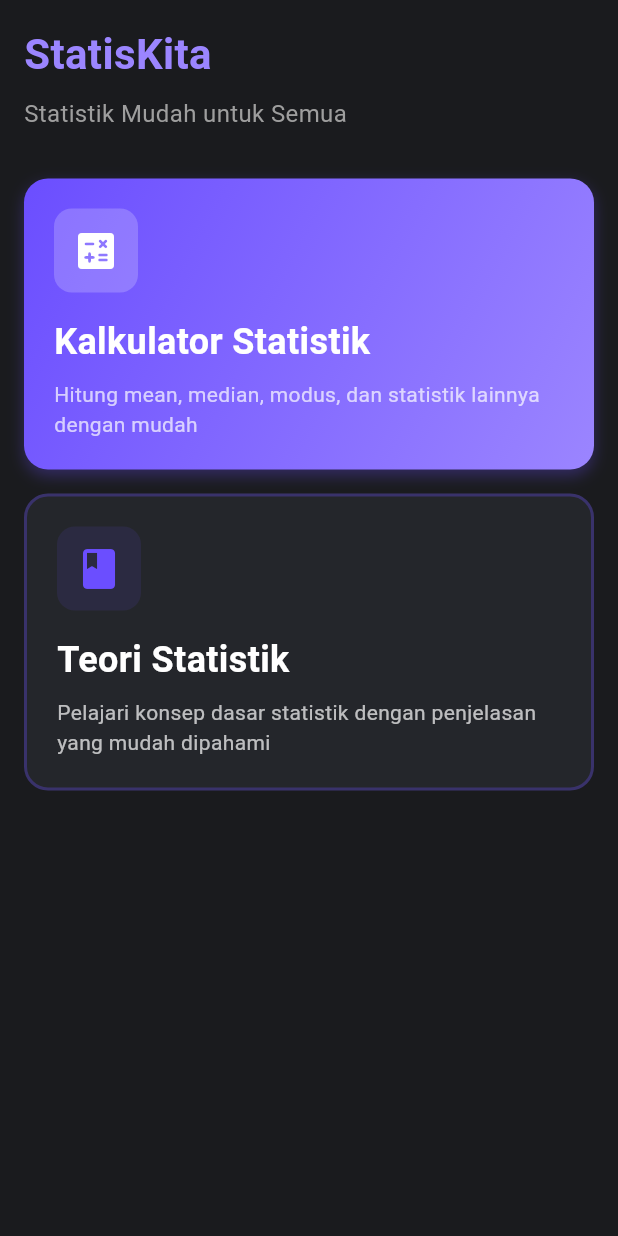
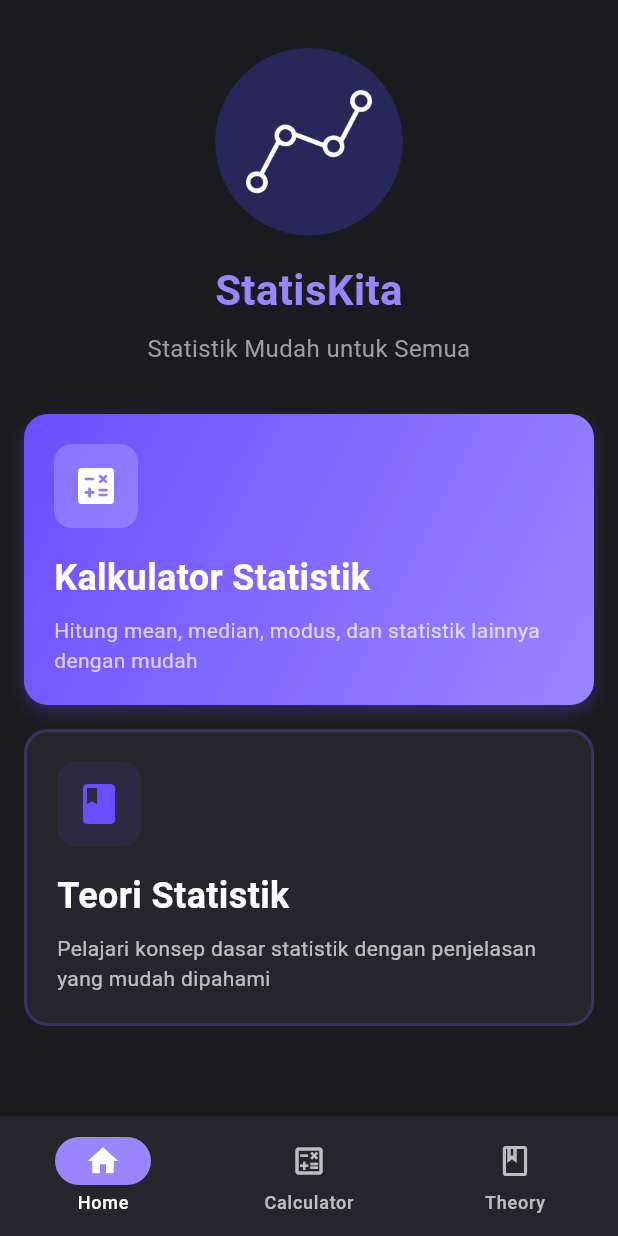
Before and after one commit to Musthofali24/statistics-app-flutter, a Flutter app: the screen it shows after launch, on a phone screen of 412 x 824 dp. Run offline on Flutter 3.47's test engine with Material 3 defaults, Android fonts, the phone set to English and light mode, and no system bars; our stand-ins replace fl_chart, shared_preferences.

Commit message:
feat(NavigationBar): Add Navigation Menu with Scaffold

```diff
--- a/lib/screens/home_screen.dart
+++ b/lib/screens/home_screen.dart
@@ -10,13 +10,30 @@ class HomeScreen extends StatelessWidget {
     return Scaffold(
       body: SafeArea(
         child: SingleChildScrollView(
-          padding: const EdgeInsets.all(16),
+          padding: const EdgeInsets.fromLTRB(16, 32, 16, 16),
           child: Column(
-            crossAxisAlignment: CrossAxisAlignment.start,
+            crossAxisAlignment: CrossAxisAlignment.center,
             children: [
               // Header
+              Column(
+                crossAxisAlignment: CrossAxisAlignment.center,
+                children: [
+                  Container(
+                    width: 125,
+                    height: 125,
+                    decoration: const BoxDecoration(
+                      shape: BoxShape.circle,
+                      image: DecorationImage(
+                        image: AssetImage(
+                            'assets/icon/Statiskita.png'), // Replace with your image path
+                        fit: BoxFit.cover,
+                      ),
+                    ),
+                  ),
+                  const SizedBox(height: 16),
                   Text(
                     'StatisKita',
+                    textAlign: TextAlign.center,
                     style: TextStyle(
                       fontSize: 28,
                       fontWeight: FontWeight.bold,
@@ -28,6 +45,7 @@ class HomeScreen extends StatelessWidget {
                   const SizedBox(height: 8),
                   Text(
                     'Statistik Mudah untuk Semua',
+                    textAlign: TextAlign.center,
                     style: TextStyle(
                       fontSize: 16,
                       color: Theme.of(context).brightness == Brightness.dark
@@ -36,6 +54,8 @@ class HomeScreen extends StatelessWidget {
                     ),
                   ),
                   const SizedBox(height: 32),
+                ],
+              ),
 
               // Menu Cards
               InkWell(
--- /dev/null
+++ b/lib/screens/navigation.dart
@@ -0,0 +1,50 @@
+import 'package:flutter/material.dart';
+import 'package:statiskita/core.dart';
+
+class MainNavigation extends StatefulWidget {
+  const MainNavigation({super.key});
+  @override
+  State<MainNavigation> createState() => _MainNavigationState();
+}
+
+class _MainNavigationState extends State<MainNavigation> {
+  int _selectedIndex = 0;
+  final _screens = [
+    const HomeScreen(),
+    const CalculatorScreen(),
+    const TheoryScreen(),
+  ];
+
+  @override
+  Widget build(BuildContext context) {
+    return Scaffold(
+      body: _screens[_selectedIndex],
+      bottomNavigationBar: NavigationBar(
+        backgroundColor: Theme.of(context).brightness == Brightness.dark
+            ? const Color(0xFF24262B)
+            : Colors.white,
+        destinations: const [
+          NavigationDestination(
+            icon: Icon(Icons.home_outlined),
+            selectedIcon: Icon(Icons.home),
+            label: 'Home',
+          ),
+          NavigationDestination(
+            icon: Icon(Icons.calculate_outlined),
+            selectedIcon: Icon(Icons.calculate),
+            label: 'Calculator',
+          ),
+          NavigationDestination(
+            icon: Icon(Icons.book_outlined),
+            selectedIcon: Icon(Icons.book),
+            label: 'Theory',
+          ),
+        ],
+        selectedIndex: _selectedIndex,
+        onDestinationSelected: (index) {
+          setState(() => _selectedIndex = index);
+        },
+      ),
+    );
+  }
+}
--- a/lib/screens/splash_screen.dart
+++ b/lib/screens/splash_screen.dart
@@ -1,5 +1,5 @@
 import 'package:flutter/material.dart';
-import 'home_screen.dart';
+import 'navigation.dart';
 
 class SplashScreen extends StatefulWidget {
   const SplashScreen({super.key});
@@ -39,7 +39,7 @@ class _SplashScreenState extends State<SplashScreen>
     _controller.forward().then((_) {
       Future.delayed(const Duration(milliseconds: 500), () {
         Navigator.of(context).pushReplacement(
-          MaterialPageRoute(builder: (_) => const HomeScreen()),
+          MaterialPageRoute(builder: (_) => const MainNavigation()),
         );
       });
     });
--- a/pubspec.yaml
+++ b/pubspec.yaml
@@ -72,6 +72,7 @@ flutter:
   assets:
     - assets/icon/logo.png
     - assets/icon/app_icon.png
+    - assets/icon/Statiskita.png
 
   # An image asset can refer to one or more resolution-specific "variants", see
   # https://flutter.dev/to/resolution-aware-images
```
Also changed, not shown: assets/icon/Statiskita.png (added). Lines whose indentation alone changed are shown as unchanged.
